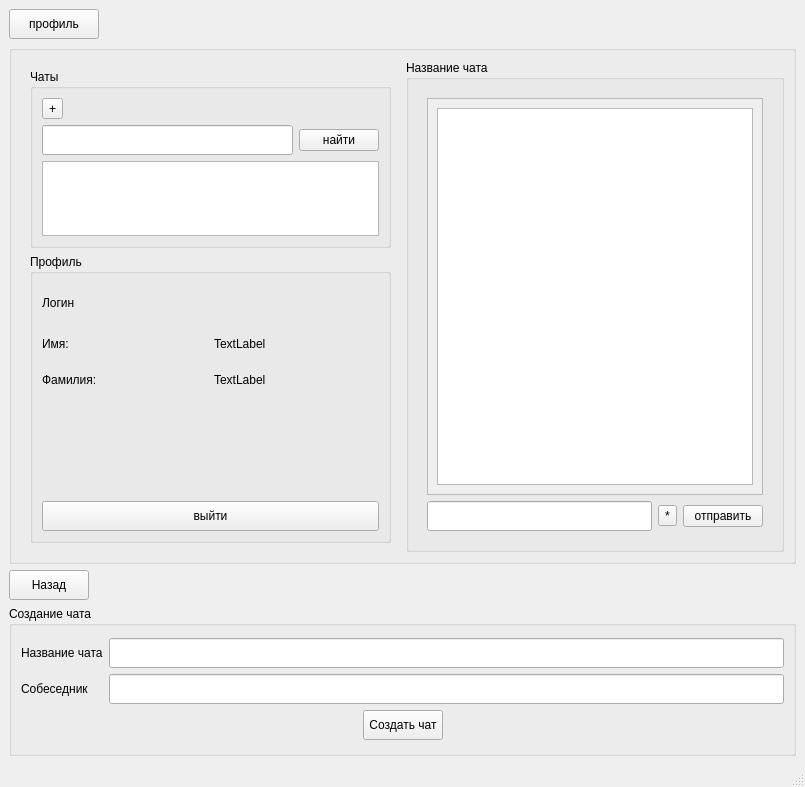
Old version of the form ui/graphic/app_window.ui in the repository yurij-lyubskij/goto_chat.
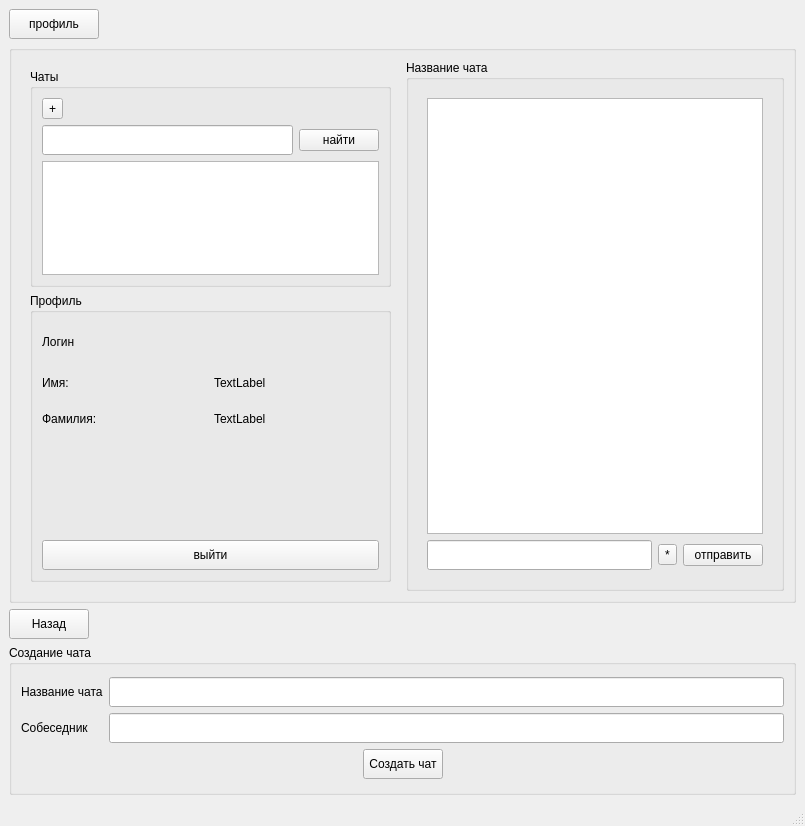
New version of the form.

```diff
--- a/ui/graphic/app_window.ui
+++ b/ui/graphic/app_window.ui
@@ -7,7 +7,7 @@
     <x>0</x>
     <y>0</y>
     <width>805</width>
-    <height>787</height>
+    <height>826</height>
    </rect>
   </property>
   <property name="sizePolicy">
@@ -301,26 +301,7 @@
                  <item row="0" column="0">
                   <layout class="QVBoxLayout" name="verticalLayout_2">
                    <item>
-                    <widget class="QScrollArea" name="scrollArea">
-                     <property name="widgetResizable">
-                      <bool>true</bool>
-                     </property>
-                     <widget class="QWidget" name="scrollAreaWidgetContents">
-                      <property name="geometry">
-                       <rect>
-                        <x>0</x>
-                        <y>0</y>
-                        <width>331</width>
-                        <height>372</height>
-                       </rect>
-                      </property>
-                      <layout class="QGridLayout" name="gridLayout_8">
-                       <item row="0" column="0">
-                        <widget class="QTableView" name="tableView"/>
-                       </item>
-                      </layout>
-                     </widget>
-                    </widget>
+                    <widget class="QListView" name="listView_2"/>
                    </item>
                    <item>
                     <layout class="QHBoxLayout" name="horizontalLayout_2">
```
